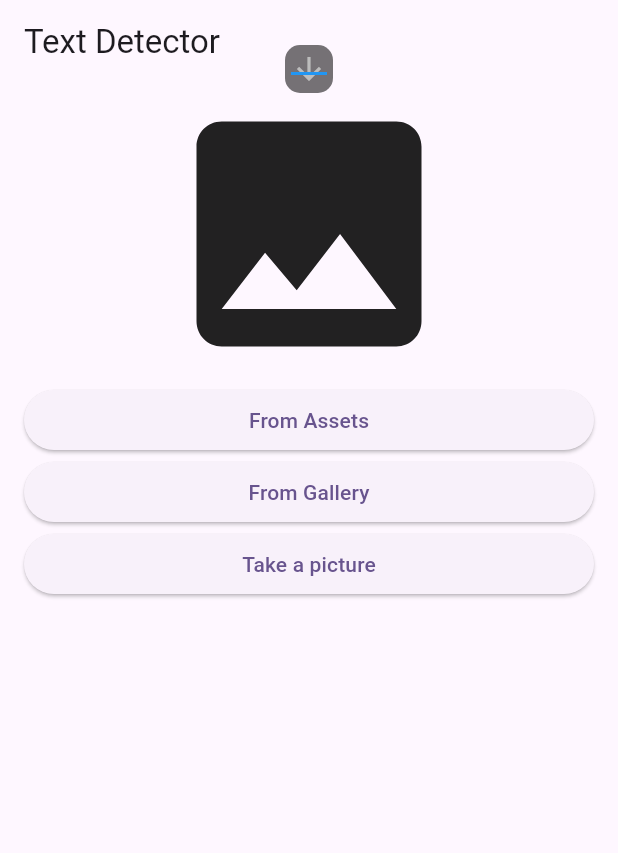
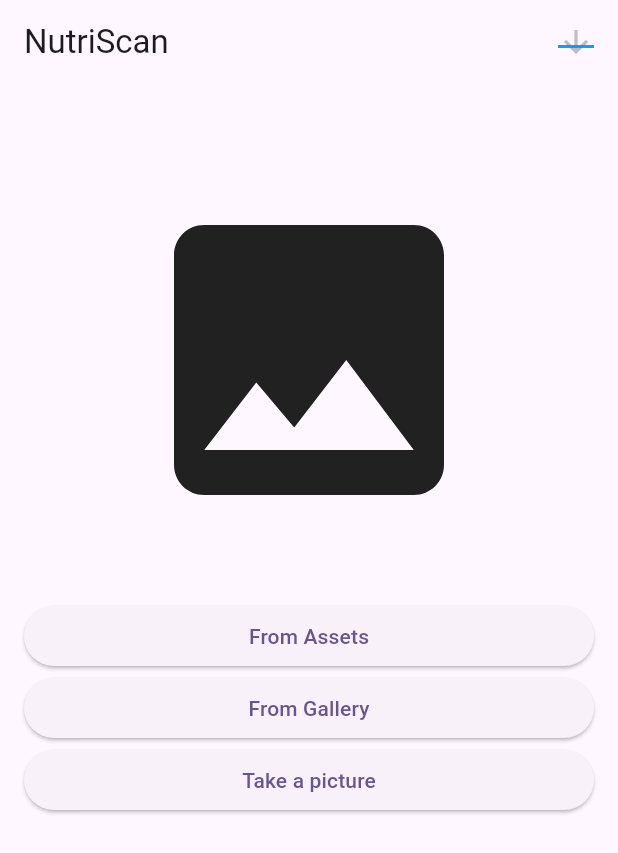
Before and after one commit to areebmomins/nutri_scan, a Flutter app: the screen it shows after launch, on a phone screen of 412 x 824 dp. Shown: the top 853 px of the screen. Run offline on Flutter 3.47's test engine with Material 3 defaults, Android fonts, the phone set to English and light mode, and no system bars; our stand-ins replace camera, image_picker; missing offline and left inert: google_mlkit_commons, google_mlkit_text_recognition.

```diff
--- a/lib/home_screen/gallery_view.dart
+++ b/lib/home_screen/gallery_view.dart
@@ -42,28 +42,23 @@ class _GalleryViewState extends State<GalleryView> {
   @override
   Widget build(BuildContext context) {
     return Scaffold(
-        appBar: AppBar(
-          title: Text(widget.title),
-        ),
         body: _galleryBody());
   }
 
   Widget _galleryBody() {
     return ListView(shrinkWrap: true, children: [
-      _image != null
-          ? SizedBox(
-              height: 400,
-              width: 400,
+      SizedBox(height: 24),
+      SizedBox(
+        height: 320,
+        width: double.infinity,
         child: Stack(
           fit: StackFit.expand,
           children: <Widget>[
-                  Image.file(_image!),
+            _image != null
+                ? Image.file(_image!)
+                : Icon(Icons.image, size: 240),
           ],
         ),
-            )
-          : Icon(
-              Icons.image,
-              size: 200,
       ),
       Padding(
         padding: EdgeInsets.symmetric(horizontal: 16),
--- a/lib/home_screen/text_detector_view.dart
+++ b/lib/home_screen/text_detector_view.dart
@@ -2,6 +2,7 @@ import 'package:camera/camera.dart';
 import 'package:flutter/material.dart';
 import 'package:google_mlkit_text_recognition/google_mlkit_text_recognition.dart';
 import 'package:nutri_scan/home_screen/text_detector_painter.dart';
+import 'package:nutri_scan/utils/utils.dart';
 
 import 'detector_view.dart';
 
@@ -29,34 +30,25 @@ class _TextRecognizerViewState extends State<TextRecognizerView> {
   @override
   Widget build(BuildContext context) {
     return Scaffold(
+      appBar: AppBar(
+        title: const Text('NutriScan'),
+        actions: [
+          Container(
+              child: Padding(
+                padding: const EdgeInsets.only(right: 16),
+                child: _buildDropdown(),
+              )),
+        ],
+      ),
       body: Stack(children: [
         DetectorView(
-          title: 'Text Detector',
+          title: 'NutriScan',
           customPaint: _customPaint,
           text: _text,
           onImage: _processImage,
           initialCameraLensDirection: _cameraLensDirection,
           onCameraLensDirectionChanged: (value) => _cameraLensDirection = value,
         ),
-        Positioned(
-            top: 30,
-            left: 100,
-            right: 100,
-            child: Row(
-              children: [
-                Spacer(),
-                Container(
-                    decoration: BoxDecoration(
-                      color: Colors.black54,
-                      borderRadius: BorderRadius.circular(10.0),
-                    ),
-                    child: Padding(
-                      padding: const EdgeInsets.all(4.0),
-                      child: _buildDropdown(),
-                    )),
-                Spacer(),
-              ],
-            )),
       ]),
     );
   }
@@ -64,7 +56,6 @@ class _TextRecognizerViewState extends State<TextRecognizerView> {
   Widget _buildDropdown() => DropdownButton<TextRecognitionScript>(
         value: _script,
         icon: const Icon(Icons.arrow_downward),
-        elevation: 16,
         style: const TextStyle(color: Colors.blue),
         underline: Container(
           height: 2,
@@ -80,10 +71,11 @@ class _TextRecognizerViewState extends State<TextRecognizerView> {
           }
         },
         items: TextRecognitionScript.values
+            .where((script) => script == TextRecognitionScript.latin || script == TextRecognitionScript.devanagiri)
             .map<DropdownMenuItem<TextRecognitionScript>>((script) {
           return DropdownMenuItem<TextRecognitionScript>(
             value: script,
-            child: Text(script.name),
+            child: Text(script.name.capitalize()),
           );
         }).toList(),
       );
--- a/lib/utils/utils.dart
+++ b/lib/utils/utils.dart
@@ -19,3 +19,9 @@ Future<String> getAssetPath(String asset) async {
 Future<String> getLocalPath(String path) async {
   return '${(await getApplicationSupportDirectory()).path}/$path';
 }
+
+extension StringExtension on String {
+  String capitalize() {
+    return "${this[0].toUpperCase()}${this.substring(1).toLowerCase()}";
+  }
+}
```
Lines whose indentation alone changed are shown as unchanged.
